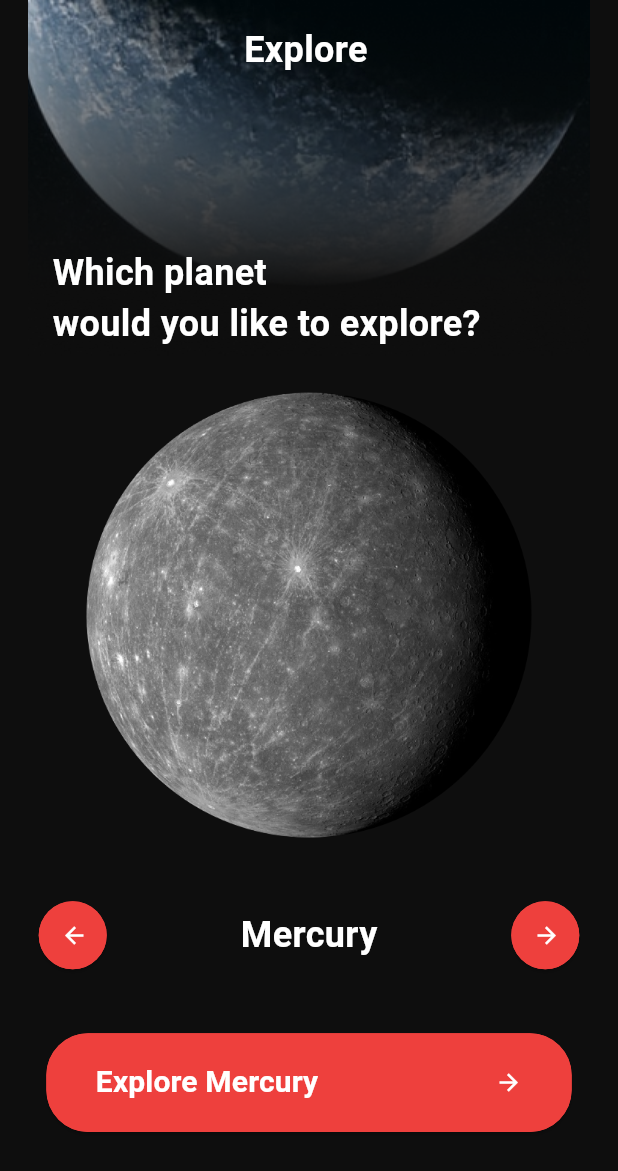
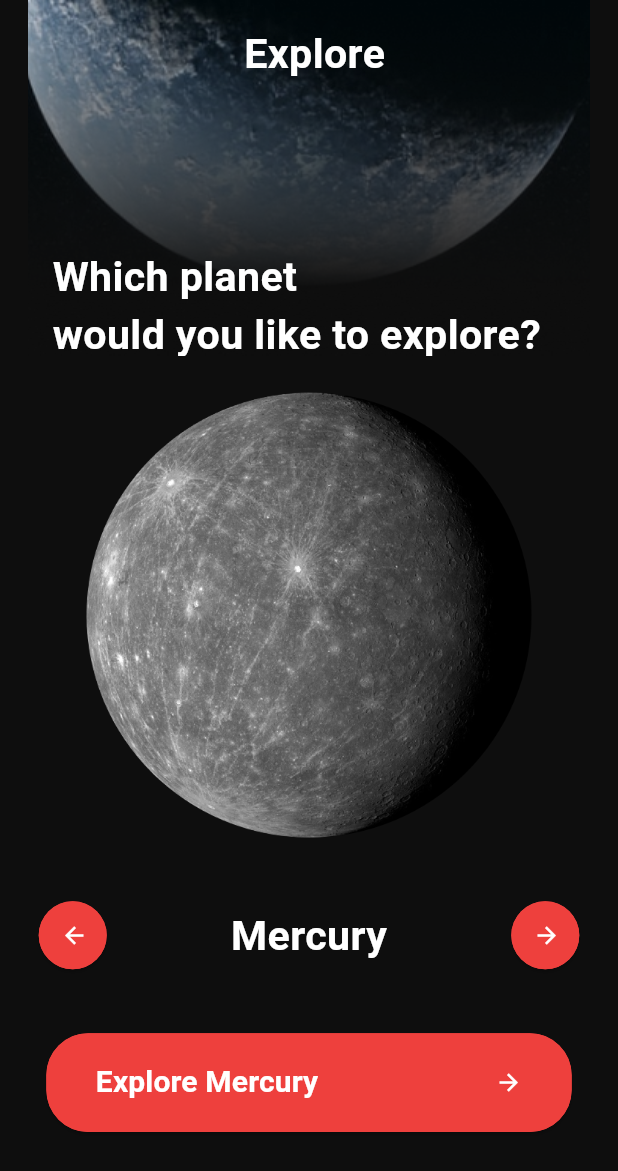
Before and after one commit to wasimGhoniem/space_app, a Flutter app: the HomeScreen screen opened by its route, after a tap on the "arrow forward" icon, on a phone screen of 412 x 824 dp. Shown: the top 1171 px of the screen. Run offline on Flutter 3.47's test engine with Material 3 defaults, Android fonts, the phone set to English and light mode, and no system bars; our stand-ins replace flutter_screenutil; missing offline and left inert: flutter_3d_controller.

Commit message:
Improvement added successfully with read me file .

```diff
--- /dev/null
+++ b/lib/core/app_constants.dart
@@ -0,0 +1,7 @@
+class AppConstants {
+  static const String exploreUniverseText='Explore\nThe\nUniverse';
+  static const String exploreText='Explore';
+  static const String whichPlanetText='Which planet\nwould you like to explore?';
+  static const String aboutText='About';
+
+}
--- /dev/null
+++ b/lib/core/app_routes.dart
@@ -0,0 +1,5 @@
+class AppRoutes {
+  static String homeRoute='HomeScreen';
+  static String loginRoute='LoginScreen';
+  static String planetRoute='PlanetDetails';
+}
--- a/lib/custom_widget/arrow_button.dart
+++ b/lib/custom_widget/arrow_button.dart
@@ -17,7 +17,7 @@ class ArrowButton extends StatelessWidget {
       ),
       onPressed: onPressed,
       child: Icon(
-        icon,
+        icon,color: AppColors.white,
       ),
     );
   }
--- a/lib/screens/home_screen/home_screen.dart
+++ b/lib/home/home_screen.dart
@@ -1,4 +1,7 @@
 import 'package:flutter/material.dart';
+import 'package:flutter_screenutil/flutter_screenutil.dart';
+import 'package:space_app/core/app_constants.dart';
+import 'package:space_app/core/app_routes.dart';
 import 'package:space_app/core/app_styles.dart';
 import 'package:space_app/custom_widget/arrow_button.dart';
 
@@ -6,10 +9,12 @@ import '../../core/App_colors.dart';
 import '../../core/app_assets.dart';
 import '../../custom_widget/custom_elevated_button.dart';
 import '../../models/planet.dart';
-import '../planet_details/planet_details.dart';
+
 
 class HomeScreen extends StatefulWidget {
-  static const routeName = 'HomeScreen';
+  const HomeScreen({super.key});
+
+
 
   @override
   State<HomeScreen> createState() => _HomeScreenState();
@@ -20,7 +25,6 @@ class _HomeScreenState extends State<HomeScreen> {
   PageController controller = PageController();
   @override
   Widget build(BuildContext context) {
-    var screenSize = MediaQuery.of(context).size;
     return SafeArea(
       child: Scaffold(
         backgroundColor: AppColors.black,
@@ -30,22 +34,26 @@ class _HomeScreenState extends State<HomeScreen> {
               Image.asset(AppAssets.halfEarth),
               Image.asset(AppAssets.halfEarthShadow),
               Positioned(
-                  top: screenSize.height * .02,
-                  left: screenSize.width * .35,
+                  top: 13.8.h,
+                  left: 126.w,
                   child: Text(
-                    'Explore',
-                    style: AppStyles.white24W700,
+                    AppConstants.exploreText,
+                    style: AppStyles.white24W700.copyWith(
+                      fontSize: 24.sp,
+                    ),
                   )),
               Positioned(
-                  top: screenSize.height * .2,
-                  left: screenSize.width * .04,
+                  top: 138.h,
+                  left: 14.4.w,
                   child: Text(
-                    'Which planet\nwould you like to explore?',
-                    style: AppStyles.white24W700,
+                    AppConstants.whichPlanetText,
+                    style: AppStyles.white24W700.copyWith(
+                      fontSize: 24.sp,
+                    ),
                   )),
             ]),
             SizedBox(
-              height: screenSize.height * .42,
+              height: 289.8.h,
               child: PageView.builder(
                   onPageChanged: (index) {
                     currentIndex = index;
@@ -54,17 +62,17 @@ class _HomeScreenState extends State<HomeScreen> {
                   controller: controller,
                   itemBuilder: (context, index) {
                     return Image.asset(
-                        height: screenSize.height * .02,
-                        width: screenSize.width * .02,
+                        height: 13.8.h,
+                        width: 7.2.w,
                         Planet.getPlanetDetails(index).imagePath);
                   },
                   itemCount: Planet.getPlanetsLength()),
             ),
             SizedBox(
-              height: screenSize.height * .02,
+              height: 13.8.h,
             ),
             Padding(
-              padding: EdgeInsets.symmetric(horizontal: screenSize.width * .04),
+              padding: EdgeInsets.symmetric(horizontal: 14.4.w),
               child: Row(
                 mainAxisAlignment: MainAxisAlignment.spaceBetween,
                 children: [
@@ -72,30 +80,32 @@ class _HomeScreenState extends State<HomeScreen> {
                       icon: Icons.arrow_back,
                       onPressed: () {
                         controller.previousPage(
-                            duration: Duration(milliseconds: 100),
+                            duration: const Duration(milliseconds: 100),
                             curve: Curves.easeIn);
                       }),
                   Text(
-                    '${Planet.plantsName[currentIndex]}',
-                    style: AppStyles.white24W700,
+                    Planet.plantsName[currentIndex],
+                    style: AppStyles.white24W700.copyWith(
+                      fontSize: 24.sp,
+                    ),
                   ),
                   ArrowButton(
                       icon: Icons.arrow_forward,
                       onPressed: () {
                         controller.nextPage(
-                            duration: Duration(milliseconds: 100),
+                            duration: const Duration(milliseconds: 100),
                             curve: Curves.easeIn);
                       }),
                 ],
               ),
             ),
             SizedBox(
-              height: screenSize.height * .05,
+              height: 34.5.h,
             ),
             CustomElevatedButton(
-                text: 'Explore ${Planet.plantsName[currentIndex]}',
+                text: '${AppConstants.exploreText} ${Planet.plantsName[currentIndex]}',
                 onPressed: () {
-                  Navigator.pushNamed(context, PlanetDetails.routeName,
+                  Navigator.pushNamed(context, AppRoutes.planetRoute,
                       arguments: Planet.getPlanetDetails(currentIndex));
                 }),
           ],
--- a/pubspec.yaml
+++ b/pubspec.yaml
@@ -37,11 +37,14 @@ dependencies:
   # Use with the CupertinoIcons class for iOS style icons.
   cupertino_icons: ^1.0.2
   flutter_3d_controller: ^1.2.1
+  flutter_screenutil: ^5.9.3
+
 
 
 dev_dependencies:
   flutter_test:
     sdk: flutter
+
 
   # The "flutter_lints" package below contains a set of recommended lints to
   # encourage good coding practices. The lint set provided by the package is
```
Also changed, not shown: lib/login_screen/login_screen.dart (renamed from lib/screens/login_screen/login_screen.dart, +22 -13 lines), lib/main.dart (+22 -11 lines), lib/models/planet.dart (+7 -1 lines), lib/planet_details/planet_details.dart (added, +92 -0 lines), lib/screens/planet_details/planet_details.dart (deleted, +0 -85 lines), pubspec.lock, 4 other files.
